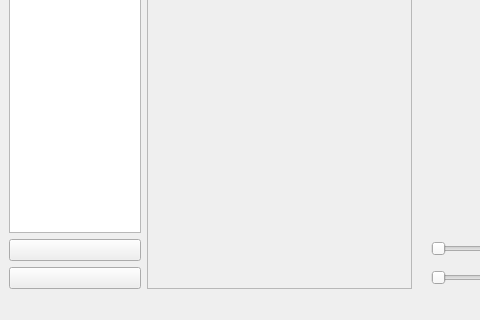
Before: the Qt Designer form visualize/integratAndMerge/GraphicView/SimpleThreadAll/Ui_3.ui in wenyifeng1123/GUI, drawn with Qt 5; both pictures show x 0 to 480 and y 480 to 800 of the 1088 by 800 pixel window.
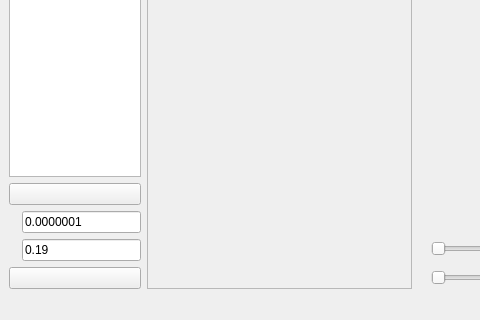
After: the same form once the commit is applied. Icons and pictures are not drawn. Custom widgets are drawn as their Qt base class.

Diff of the .ui file:
```diff
--- a/visualize/integratAndMerge/GraphicView/SimpleThreadAll/Ui_3.ui
+++ b/visualize/integratAndMerge/GraphicView/SimpleThreadAll/Ui_3.ui
@@ -128,6 +128,84 @@
             </property>
            </widget>
           </item>
+          <item>
+           <layout class="QHBoxLayout" name="horizontalLayout_7">
+            <item>
+             <widget class="QLabel" name="labelPatch_2">
+              <property name="sizePolicy">
+               <sizepolicy hsizetype="Fixed" vsizetype="Fixed">
+                <horstretch>0</horstretch>
+                <verstretch>0</verstretch>
+               </sizepolicy>
+              </property>
+              <property name="maximumSize">
+               <size>
+                <width>30</width>
+                <height>30</height>
+               </size>
+              </property>
+              <property name="text">
+               <string/>
+              </property>
+              <property name="textFormat">
+               <enum>Qt::AutoText</enum>
+              </property>
+              <property name="pixmap">
+               <pixmap resource="img.qrc">:/pic/img/alpha.png</pixmap>
+              </property>
+              <property name="scaledContents">
+               <bool>true</bool>
+              </property>
+             </widget>
+            </item>
+            <item>
+             <widget class="QLineEdit" name="lineEdit">
+              <property name="text">
+               <string>0.0000001</string>
+              </property>
+             </widget>
+            </item>
+           </layout>
+          </item>
+          <item>
+           <layout class="QHBoxLayout" name="horizontalLayout_8">
+            <item>
+             <widget class="QLabel" name="labelPatch_3">
+              <property name="sizePolicy">
+               <sizepolicy hsizetype="Fixed" vsizetype="Fixed">
+                <horstretch>0</horstretch>
+                <verstretch>0</verstretch>
+               </sizepolicy>
+              </property>
+              <property name="maximumSize">
+               <size>
+                <width>30</width>
+                <height>30</height>
+               </size>
+              </property>
+              <property name="text">
+               <string/>
+              </property>
+              <property name="textFormat">
+               <enum>Qt::AutoText</enum>
+              </property>
+              <property name="pixmap">
+               <pixmap resource="img.qrc">:/pic/img/gamma.png</pixmap>
+              </property>
+              <property name="scaledContents">
+               <bool>true</bool>
+              </property>
+             </widget>
+            </item>
+            <item>
+             <widget class="QLineEdit" name="lineEdit_2">
+              <property name="text">
+               <string>0.19</string>
+              </property>
+             </widget>
+            </item>
+           </layout>
+          </item>
           <item>
            <widget class="QPushButton" name="wySubsetSelection">
             <property name="text">
```
